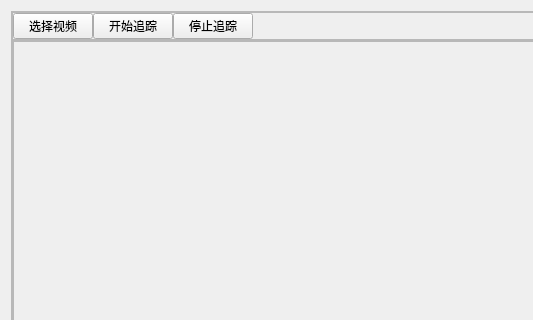
Before: the Qt Designer form ui/sot.ui in claudehotline/pyside6-video-player, drawn with Qt 5; both pictures show x 0 to 533 and y 0 to 320 of the 899 by 640 pixel window.
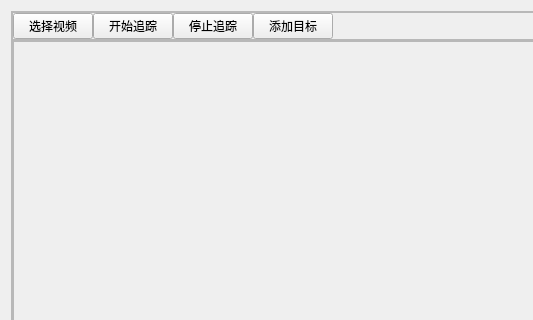
After: the same form once the commit is applied.

The edit to the form file:
```diff
--- a/ui/sot.ui
+++ b/ui/sot.ui
@@ -95,6 +95,13 @@
            </property>
           </widget>
          </item>
+         <item>
+          <widget class="QPushButton" name="addTargetBtn">
+           <property name="text">
+            <string>添加目标</string>
+           </property>
+          </widget>
+         </item>
          <item>
           <spacer name="horizontalSpacer">
            <property name="orientation">
```
